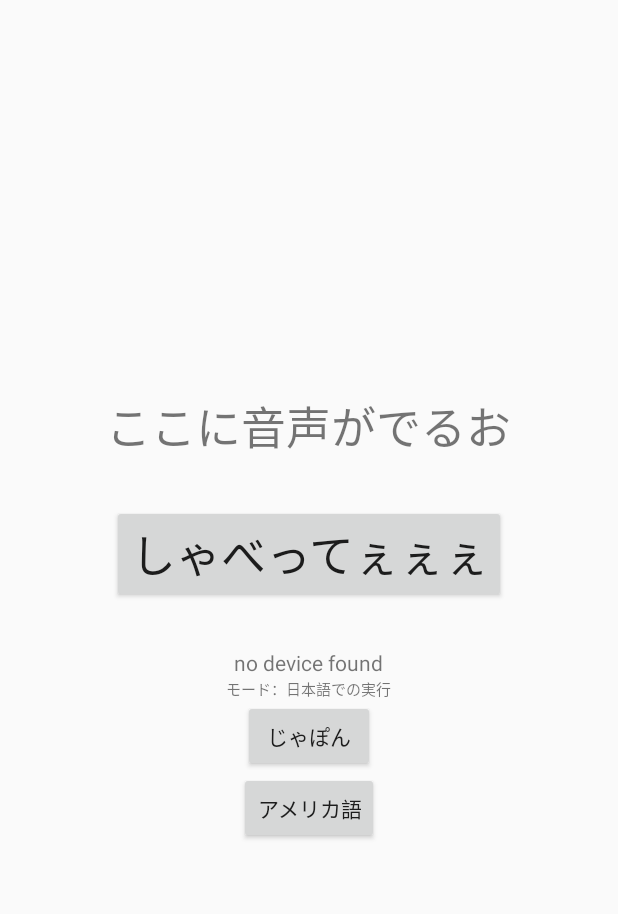
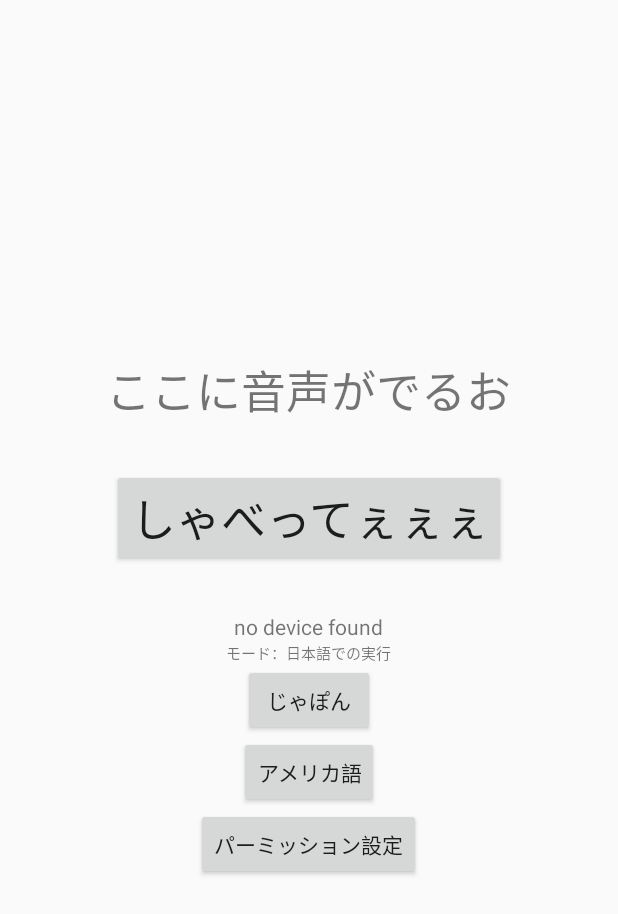
Before and after one commit to iwaseatsuya/Vorooooone., an Android app: the screen it shows after launch (VorooooonActivity), on a phone screen of 412 x 824 dp. Shown: the top 914 px of the screen. Run offline under Robolectric (Android 15) with nearby library versions, the phone set to English and light mode, and no system bars.

Commit message:
Add permission setting button

```diff
--- a/app/src/main/java/vorooooone/vorooooonMain/VorooooonActivity.kt
+++ b/app/src/main/java/vorooooone/vorooooonMain/VorooooonActivity.kt
@@ -37,7 +37,7 @@
     private var buttonStart: Button? = null
     private var buttonJapanese: Button? = null
     private var buttonEnglish: Button? = null
-    //var mButton: Button? = null
+    private var mButton: Button? = null
 
     private var mUsbManager: UsbManager? = null
     private var mUsbDevice: UsbDevice? = null
@@ -66,11 +66,9 @@
         buttonEnglish = findViewById(R.id.button_english)
 
         mTextView = findViewById(R.id.test_view)
-        //mButton = findViewById(R.id.button)
+        mButton = findViewById(R.id.button_permission)
         mUsbManager = getSystemService(AppCompatActivity.USB_SERVICE) as UsbManager
 
-        // パーミッション設定
-        permission()
 
         // Arduinoの端末を認識させる
         updateList()
@@ -88,10 +86,9 @@
             // 音声認識を開始
             speech()
         }
-
-//        mButton!!.setOnClickListener {
-//         permission()
-//        }
+        mButton!!.setOnClickListener {
+         permission()
+        }
     }
 
     // 結果を受け取るために onActivityResult を設置
@@ -232,8 +229,8 @@
 
         for(i in 0 until orderList.size) {
             //命令音声かの判定
-            if (checkstr.contains(orderList.get(0))) {
-                droneOrder = orderList.get(0)
+            if (checkstr.contains(orderList.get(i))) {
+                droneOrder = orderList.get(i)
                 //num = i
                 orderResult = true //ここでコネクトでもよさげ
                 break
--- a/app/src/main/res/layout/activity_vorooooon.xml
+++ b/app/src/main/res/layout/activity_vorooooon.xml
@@ -48,6 +48,12 @@
         android:layout_width="wrap_content"
         android:layout_height="wrap_content" />
 
+    <Button
+        android:id="@+id/button_permission"
+        android:text="パーミッション設定"
+        android:layout_width="wrap_content"
+        android:layout_height="wrap_content" />
+
 
 
 </LinearLayout>
```
